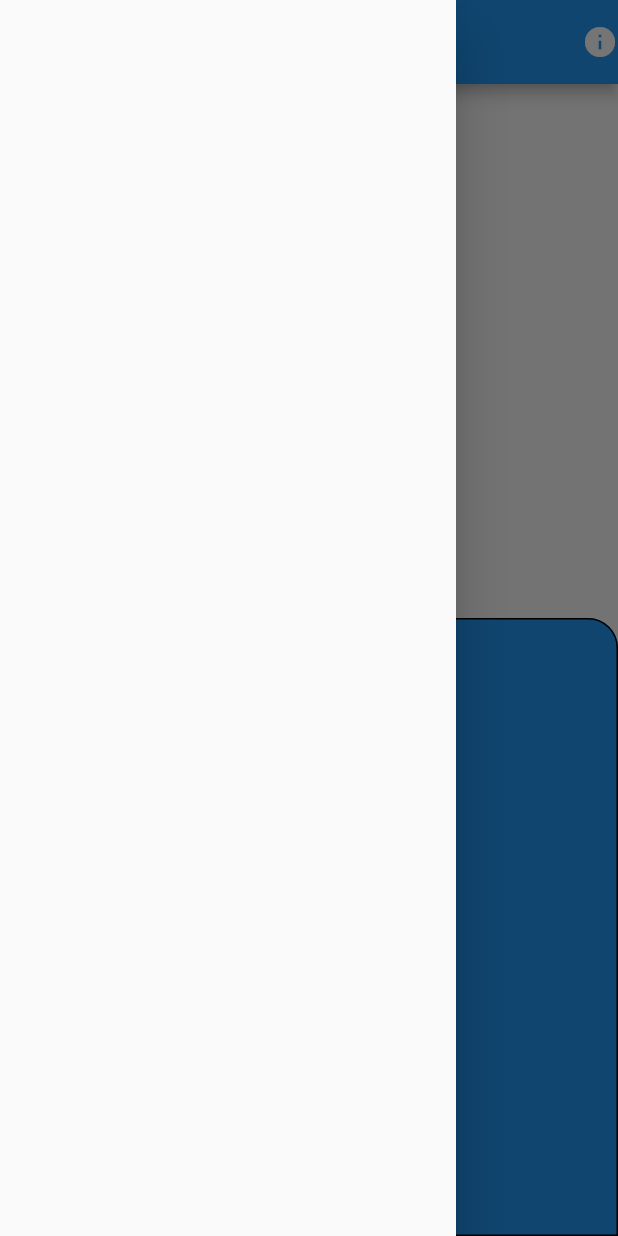
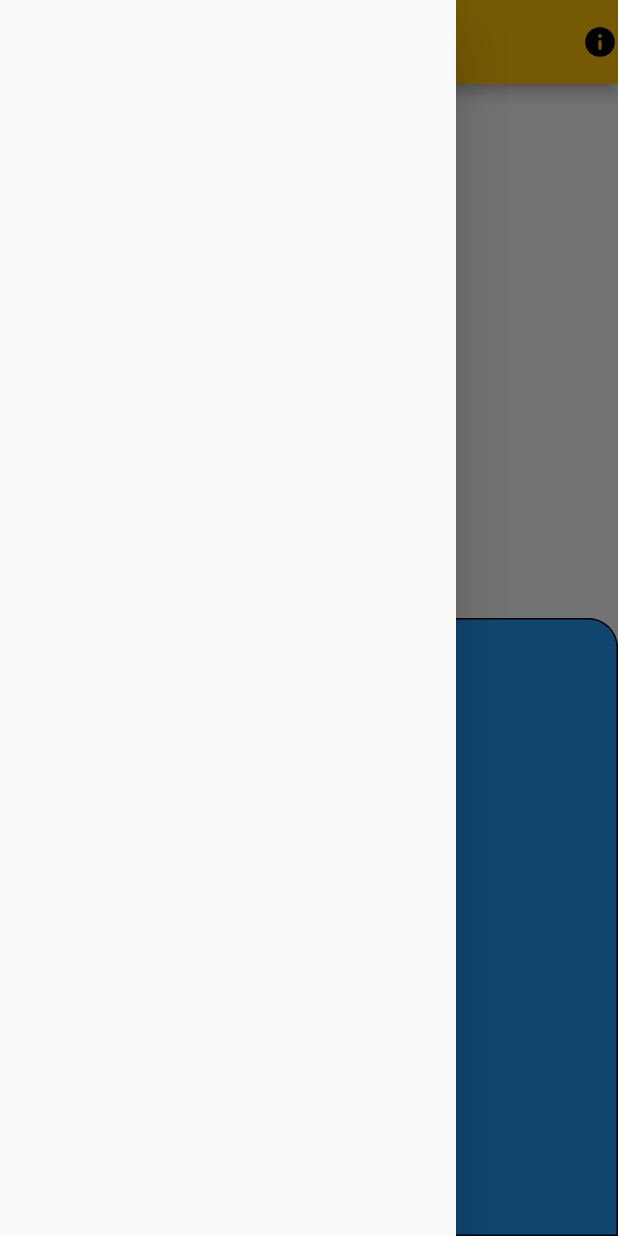
Before and after one commit to dobriy-yashcher/test_flutter_project, a Flutter app: the screen it shows after launch, with the side drawer open, on a phone screen of 412 x 824 dp. Run offline on Flutter 3.47's test engine with Material 2 defaults, Android fonts, the phone set to English and light mode, and no system bars.

Commit message:
edit main color

```diff
--- a/lib/main.dart
+++ b/lib/main.dart
@@ -2,17 +2,18 @@ import 'package:flutter/material.dart';
 import 'package:test_project/pages/auth_page.dart';
 
 void main() {
-  runApp(const AppThemeMaterial());
+  runApp(const MainApp());
 }
 
-class AppThemeMaterial extends StatelessWidget {
-  const AppThemeMaterial({super.key});
+class MainApp extends StatelessWidget {
+  const MainApp({super.key});
 
   @override
   Widget build(BuildContext context) {
-    return const MaterialApp(
+    return MaterialApp(
+      theme: ThemeData(primarySwatch: Colors.amber),
+      debugShowCheckedModeBanner: false,
       home: AuthPage(),
-      debugShowCheckedModeBanner: false,
     );
   }
 }
```
